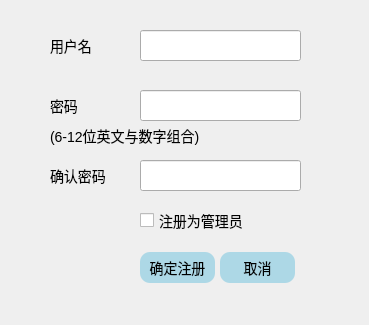
longcp/CarRentalManagement, file ui/dialog/user/adduserdialog.ui: the form before one commit.
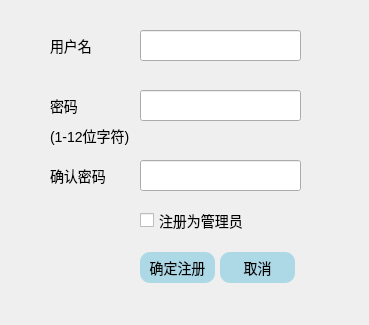
The form after the commit.

Diff of the .ui file:
```diff
--- a/ui/dialog/user/adduserdialog.ui
+++ b/ui/dialog/user/adduserdialog.ui
@@ -138,7 +138,7 @@
     <string notr="true">font: 10pt &quot;宋体&quot;;</string>
    </property>
    <property name="text">
-    <string>(6-12位英文与数字组合)</string>
+    <string>(1-12位字符)</string>
    </property>
   </widget>
   <widget class="QCheckBox" name="userRightCBbox">
```
